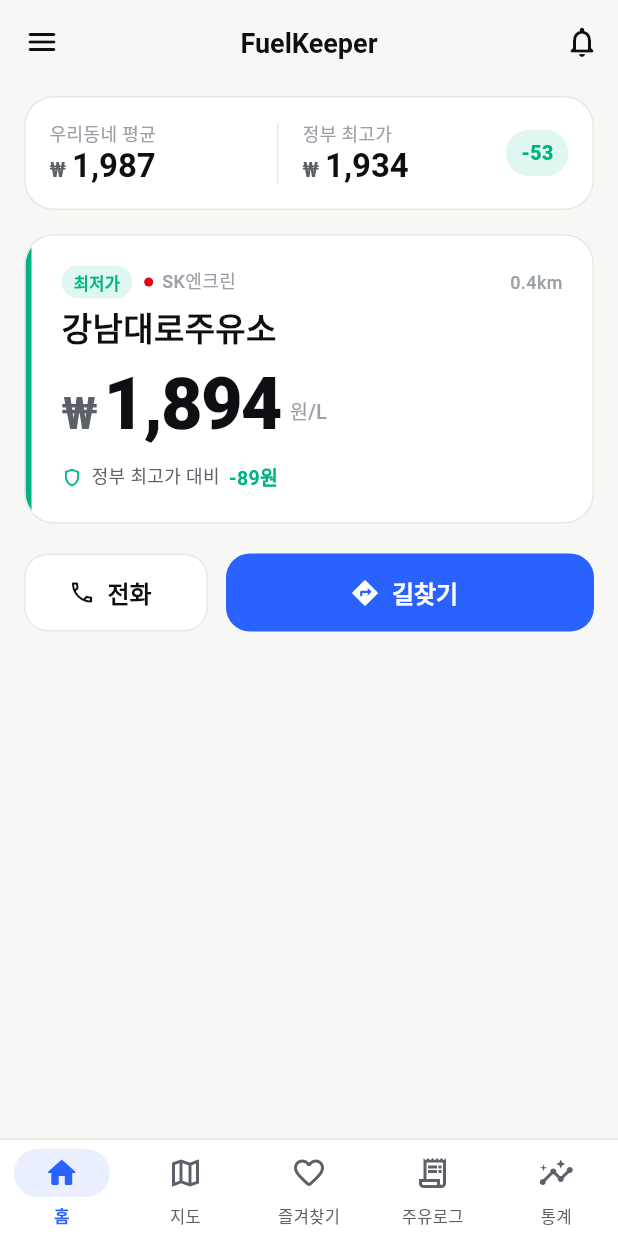
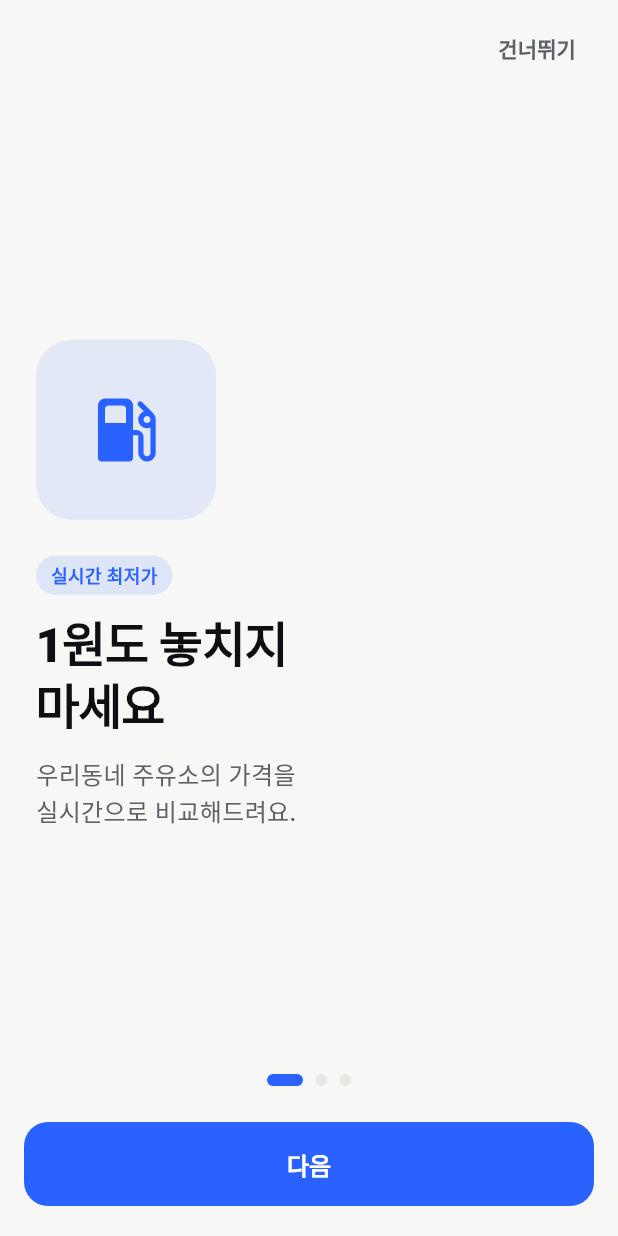
Before and after one commit to secgyu/fuelkeeper, a Flutter app: the screen it shows after launch, on a phone screen of 412 x 824 dp. Run offline on Flutter 3.47's test engine with Material 3 defaults, Android fonts, the phone set to English and light mode, and no system bars; our stand-ins replace flutter_riverpod, geolocator, go_router, shared_preferences; Roboto replaces fonts that are missing (Pretendard).

```diff
--- a/lib/app/router/app_router.dart
+++ b/lib/app/router/app_router.dart
@@ -4,11 +4,18 @@ import 'package:fuelkeeper/features/favorites/presentation/pages/favorites_page.
 import 'package:fuelkeeper/features/home/presentation/pages/home_page.dart';
 import 'package:fuelkeeper/features/logs/presentation/pages/logs_page.dart';
 import 'package:fuelkeeper/features/map/presentation/pages/map_page.dart';
+import 'package:fuelkeeper/features/onboarding/presentation/pages/onboarding_page.dart';
+import 'package:fuelkeeper/features/onboarding/presentation/pages/permission_page.dart';
 import 'package:fuelkeeper/features/shell/presentation/main_shell.dart';
+import 'package:fuelkeeper/features/splash/presentation/pages/splash_page.dart';
 import 'package:fuelkeeper/features/stats/presentation/pages/stats_page.dart';
 
 class AppRoutes {
   AppRoutes._();
+
+  static const splash = '/splash';
+  static const onboarding = '/onboarding';
+  static const permission = '/permission';
 
   static const home = '/home';
   static const map = '/map';
@@ -18,8 +25,23 @@ class AppRoutes {
 }
 
 final GoRouter appRouter = GoRouter(
-  initialLocation: AppRoutes.home,
+  initialLocation: AppRoutes.splash,
   routes: [
+    GoRoute(
+      path: AppRoutes.splash,
+      pageBuilder: (context, state) =>
+          const NoTransitionPage(child: SplashPage()),
+    ),
+    GoRoute(
+      path: AppRoutes.onboarding,
+      pageBuilder: (context, state) =>
+          const NoTransitionPage(child: OnboardingPage()),
+    ),
+    GoRoute(
+      path: AppRoutes.permission,
+      pageBuilder: (context, state) =>
+          const NoTransitionPage(child: PermissionPage()),
+    ),
     StatefulShellRoute.indexedStack(
       builder: (context, state, navigationShell) {
         return MainShell(navigationShell: navigationShell);
--- /dev/null
+++ b/lib/features/onboarding/application/onboarding_providers.dart
@@ -0,0 +1,6 @@
+import 'package:flutter_riverpod/flutter_riverpod.dart';
+import 'package:fuelkeeper/features/onboarding/data/onboarding_repository.dart';
+
+final onboardingRepositoryProvider = Provider<OnboardingRepository>(
+  (ref) => OnboardingRepository(),
+);
--- /dev/null
+++ b/lib/features/onboarding/presentation/pages/onboarding_page.dart
@@ -0,0 +1,240 @@
+import 'package:flutter/material.dart';
+import 'package:fuelkeeper/app/router/app_router.dart';
+import 'package:fuelkeeper/app/theme/app_colors.dart';
+import 'package:fuelkeeper/app/theme/app_radius.dart';
+import 'package:fuelkeeper/app/theme/app_spacing.dart';
+import 'package:fuelkeeper/app/theme/app_typography.dart';
+import 'package:go_router/go_router.dart';
+
+class OnboardingPage extends StatefulWidget {
+  const OnboardingPage({super.key});
+
+  @override
+  State<OnboardingPage> createState() => _OnboardingPageState();
+}
+
+class _OnboardingPageState extends State<OnboardingPage> {
+  final _controller = PageController();
+  int _index = 0;
+
+  static const _slides = <_OnboardingSlide>[
+    _OnboardingSlide(
+      icon: Icons.local_gas_station_rounded,
+      tint: AppColors.primary,
+      headline: '실시간 최저가',
+      title: '1원도 놓치지\n마세요',
+      description: '우리동네 주유소의 가격을\n실시간으로 비교해드려요.',
+    ),
+    _OnboardingSlide(
+      icon: Icons.directions_rounded,
+      tint: AppColors.accent,
+      headline: '빠른 길찾기',
+      title: '탭 한 번이면\n도착',
+      description: '카카오맵·네이버맵·티맵으로\n바로 길찾기를 연결해요.',
+    ),
+    _OnboardingSlide(
+      icon: Icons.insights_rounded,
+      tint: AppColors.warning,
+      headline: '자동 가계부',
+      title: '연비까지\n자동으로',
+      description: '주유 기록 한 번이면\n월별 통계와 연비를 확인해요.',
+    ),
+  ];
+
+  void _next() {
+    if (_index < _slides.length - 1) {
+      _controller.nextPage(
+        duration: const Duration(milliseconds: 320),
+        curve: Curves.easeOutCubic,
+      );
+    } else {
+      context.go(AppRoutes.permission);
+    }
+  }
+
+  void _skip() => context.go(AppRoutes.permission);
+
+  @override
+  void dispose() {
+    _controller.dispose();
+    super.dispose();
+  }
+
+  @override
+  Widget build(BuildContext context) {
+    final isLast = _index == _slides.length - 1;
+    return Scaffold(
+      backgroundColor: AppColors.bgPrimary,
+      body: SafeArea(
+        child: Column(
+          children: [
+            Align(
+              alignment: Alignment.centerRight,
+              child: Padding(
+                padding: const EdgeInsets.symmetric(
+                  horizontal: AppSpacing.base,
+                  vertical: AppSpacing.sm,
+                ),
+                child: TextButton(
+                  onPressed: isLast ? null : _skip,
+                  style: TextButton.styleFrom(
+                    foregroundColor: AppColors.textSecondary,
+                  ),
+                  child: Opacity(
+                    opacity: isLast ? 0 : 1,
+                    child: const Text(
+                      '건너뛰기',
+                      style: TextStyle(
+                        fontSize: 14,
+                        fontWeight: FontWeight.w600,
+                      ),
+                    ),
+                  ),
+                ),
+              ),
+            ),
+            Expanded(
+              child: PageView.builder(
+                controller: _controller,
+                itemCount: _slides.length,
+                onPageChanged: (i) => setState(() => _index = i),
+                itemBuilder: (context, i) => _SlideView(slide: _slides[i]),
+              ),
+            ),
+            _PageIndicator(count: _slides.length, current: _index),
+            const SizedBox(height: AppSpacing.xl),
+            Padding(
+              padding: const EdgeInsets.fromLTRB(
+                AppSpacing.base,
+                0,
+                AppSpacing.base,
+                AppSpacing.lg,
+              ),
+              child: SizedBox(
+                width: double.infinity,
+                height: 56,
+                child: FilledButton(
+                  onPressed: _next,
+                  child: Text(
+                    isLast ? '시작하기' : '다음',
+                    style: const TextStyle(
+                      fontSize: 16,
+                      fontWeight: FontWeight.w700,
+                    ),
+                  ),
+                ),
+              ),
+            ),
+          ],
+        ),
+      ),
+    );
+  }
+}
+
+class _SlideView extends StatelessWidget {
+  const _SlideView({required this.slide});
+
+  final _OnboardingSlide slide;
+
+  @override
+  Widget build(BuildContext context) {
+    return Padding(
+      padding: const EdgeInsets.symmetric(horizontal: AppSpacing.xl),
+      child: Column(
+        crossAxisAlignment: CrossAxisAlignment.start,
+        mainAxisAlignment: MainAxisAlignment.center,
+        children: [
+          Container(
+            width: 120,
+            height: 120,
+            decoration: BoxDecoration(
+              color: slide.tint.withValues(alpha: 0.10),
+              borderRadius: BorderRadius.circular(AppRadius.xl),
+            ),
+            child: Icon(slide.icon, color: slide.tint, size: 56),
+          ),
+          const SizedBox(height: AppSpacing.xl),
+          Container(
+            padding: const EdgeInsets.symmetric(horizontal: 10, vertical: 4),
+            decoration: BoxDecoration(
+              color: slide.tint.withValues(alpha: 0.12),
+              borderRadius: BorderRadius.circular(AppRadius.full),
+            ),
+            child: Text(
+              slide.headline,
+              style: TextStyle(
+                color: slide.tint,
+                fontSize: 12,
+                fontWeight: FontWeight.w700,
+              ),
+            ),
+          ),
+          const SizedBox(height: AppSpacing.md),
+          Text(
+            slide.title,
+            style: const TextStyle(
+              fontSize: 32,
+              fontWeight: FontWeight.w800,
+              height: 1.2,
+              letterSpacing: -0.8,
+              color: AppColors.textPrimary,
+            ),
+          ),
+          const SizedBox(height: AppSpacing.base),
+          Text(
+            slide.description,
+            style: AppTypography.body1.copyWith(
+              color: AppColors.textSecondary,
+              height: 1.5,
+            ),
+          ),
+        ],
+      ),
+    );
+  }
+}
+
+class _PageIndicator extends StatelessWidget {
+  const _PageIndicator({required this.count, required this.current});
+
+  final int count;
+  final int current;
+
+  @override
+  Widget build(BuildContext context) {
+    return Row(
+      mainAxisAlignment: MainAxisAlignment.center,
+      children: List.generate(count, (i) {
+        final selected = i == current;
+        return AnimatedContainer(
+          duration: const Duration(milliseconds: 250),
+          curve: Curves.easeOutCubic,
+          margin: const EdgeInsets.symmetric(horizontal: 4),
+          width: selected ? 24 : 8,
+          height: 8,
+          decoration: BoxDecoration(
+            color: selected ? AppColors.primary : AppColors.borderHair,
+            borderRadius: BorderRadius.circular(999),
+          ),
+        );
+      }),
+    );
+  }
+}
+
+class _OnboardingSlide {
+  const _OnboardingSlide({
+    required this.icon,
+    required this.tint,
+    required this.headline,
+    required this.title,
+    required this.description,
+  });
+
+  final IconData icon;
+  final Color tint;
+  final String headline;
+  final String title;
+  final String description;
+}
--- a/pubspec.yaml
+++ b/pubspec.yaml
@@ -12,6 +12,8 @@ dependencies:
   cupertino_icons: ^1.0.8
   flutter_riverpod: ^3.3.1
   go_router: ^17.2.2
+  shared_preferences: ^2.5.5
+  geolocator: ^14.0.2
 
 dev_dependencies:
   flutter_test:
```
Also changed, not shown: lib/features/onboarding/data/onboarding_repository.dart (added, +15 -0 lines), lib/features/onboarding/presentation/pages/permission_page.dart (added, +217 -0 lines), lib/features/splash/presentation/pages/splash_page.dart (added, +106 -0 lines), pubspec.lock, 2 other files.
